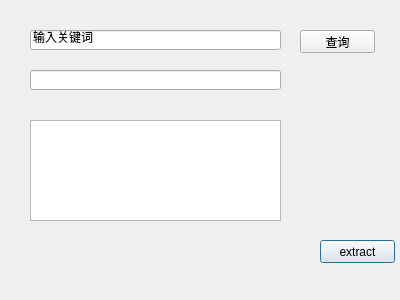
The window that dialog.ui (JunguangJiang/DataMining) describes before a commit, drawn with Qt 5.
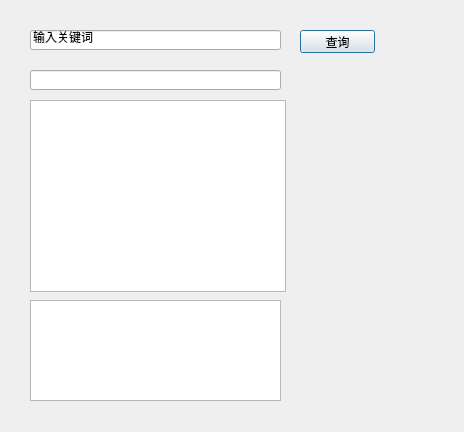
The same window after the commit.

What changed in the file:
```diff
--- a/dialog.ui
+++ b/dialog.ui
@@ -6,26 +6,13 @@
    <rect>
     <x>0</x>
     <y>0</y>
-    <width>400</width>
-    <height>300</height>
+    <width>464</width>
+    <height>432</height>
    </rect>
   </property>
   <property name="windowTitle">
    <string>Dialog</string>
   </property>
-  <widget class="QPushButton" name="extractWebsiteButton">
-   <property name="geometry">
-    <rect>
-     <x>320</x>
-     <y>240</y>
-     <width>75</width>
-     <height>23</height>
-    </rect>
-   </property>
-   <property name="text">
-    <string>extract</string>
-   </property>
-  </widget>
   <widget class="QPushButton" name="queryButton">
    <property name="geometry">
     <rect>
@@ -66,10 +53,26 @@
    <property name="geometry">
     <rect>
      <x>30</x>
-     <y>120</y>
+     <y>300</y>
      <width>251</width>
      <height>101</height>
     </rect>
+   </property>
+   <property name="readOnly">
+    <bool>true</bool>
+   </property>
+  </widget>
+  <widget class="QListView" name="detailedListView">
+   <property name="geometry">
+    <rect>
+     <x>30</x>
+     <y>100</y>
+     <width>256</width>
+     <height>192</height>
+    </rect>
+   </property>
+   <property name="editTriggers">
+    <set>QAbstractItemView::NoEditTriggers</set>
    </property>
   </widget>
  </widget>
```
Left out of the diff: 3 changed lines with no effect on the pictures.
